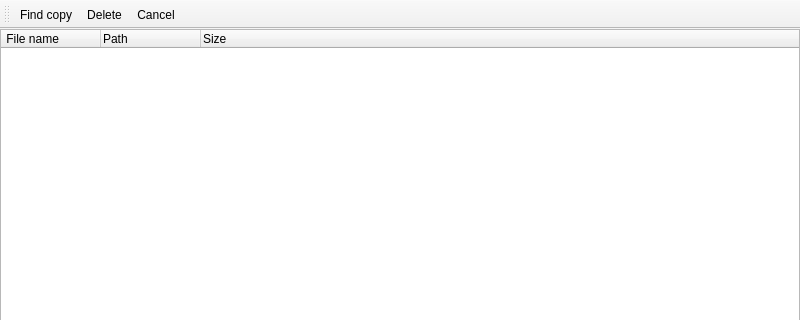
Old version of the form Copyfinder/mainwindow.ui in the repository sergalb/cpp-third-term; both pictures show x 0 to 800 and y 0 to 320 of the 800 by 600 pixel window.
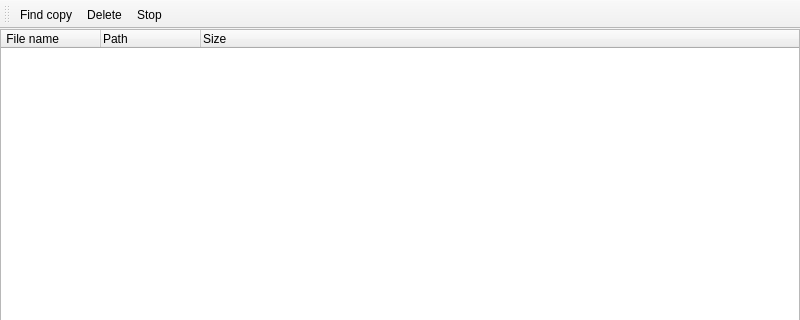
New version of the form.

Patch:
```diff
--- a/Copyfinder/mainwindow.ui
+++ b/Copyfinder/mainwindow.ui
@@ -72,7 +72,7 @@
    </attribute>
    <addaction name="actionFind_copy"/>
    <addaction name="actionDelete"/>
-   <addaction name="actionCancel"/>
+   <addaction name="actionStop"/>
   </widget>
   <action name="actionFind_copy">
    <property name="text">
@@ -96,12 +96,12 @@
     <string>Del</string>
    </property>
   </action>
-  <action name="actionCancel">
+  <action name="actionStop">
    <property name="text">
-    <string>&amp;Cancel</string>
+    <string>&amp;Stop</string>
    </property>
    <property name="toolTip">
-    <string>Cancel (Esc)</string>
+    <string>Stop (Esc)</string>
    </property>
    <property name="shortcut">
     <string>Esc</string>
```
